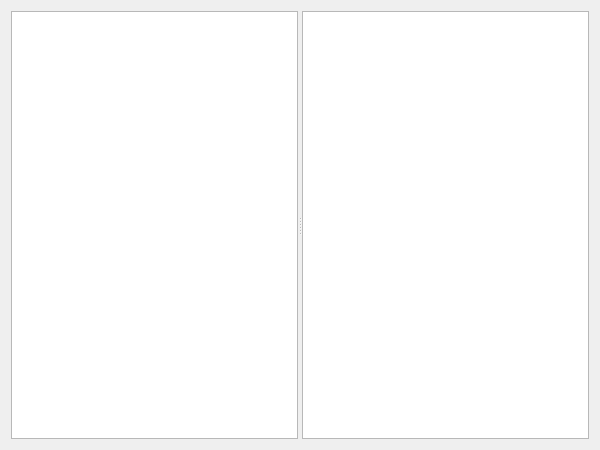
Old version of the form controller/ui/dlg_file.ui in the repository how2how/PlayGround.
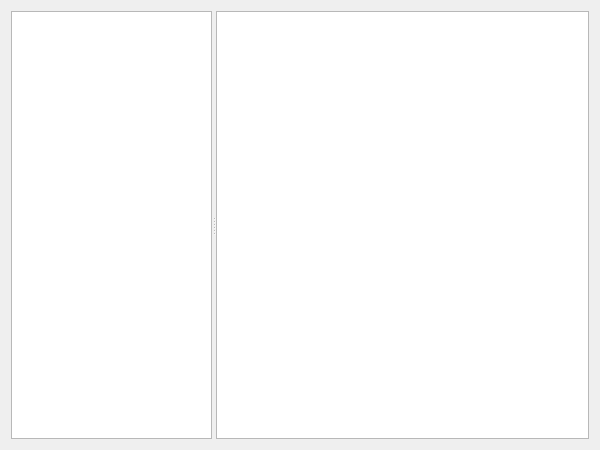
New version of the form.

Patch:
```diff
--- a/controller/ui/dlg_file.ui
+++ b/controller/ui/dlg_file.ui
@@ -23,6 +23,18 @@
       <enum>Qt::Horizontal</enum>
      </property>
      <widget class="QListView" name="listView">
+      <property name="sizePolicy">
+       <sizepolicy hsizetype="Expanding" vsizetype="Expanding">
+        <horstretch>35</horstretch>
+        <verstretch>0</verstretch>
+       </sizepolicy>
+      </property>
+      <property name="minimumSize">
+       <size>
+        <width>100</width>
+        <height>0</height>
+       </size>
+      </property>
       <property name="mouseTracking">
        <bool>true</bool>
       </property>
@@ -31,6 +43,18 @@
       </property>
      </widget>
      <widget class="QTreeView" name="treeView">
+      <property name="sizePolicy">
+       <sizepolicy hsizetype="Expanding" vsizetype="Expanding">
+        <horstretch>65</horstretch>
+        <verstretch>0</verstretch>
+       </sizepolicy>
+      </property>
+      <property name="minimumSize">
+       <size>
+        <width>200</width>
+        <height>0</height>
+       </size>
+      </property>
       <property name="contextMenuPolicy">
        <enum>Qt::CustomContextMenu</enum>
       </property>
```
Left out of the diff: 14 changed lines with no effect on the pictures.
